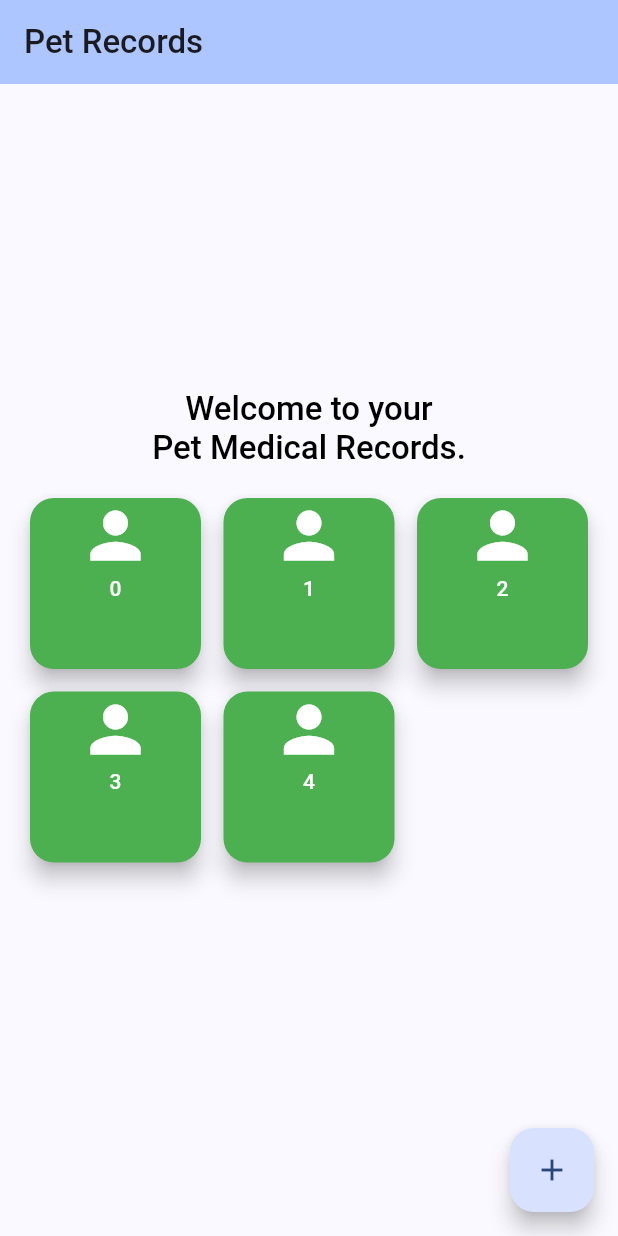
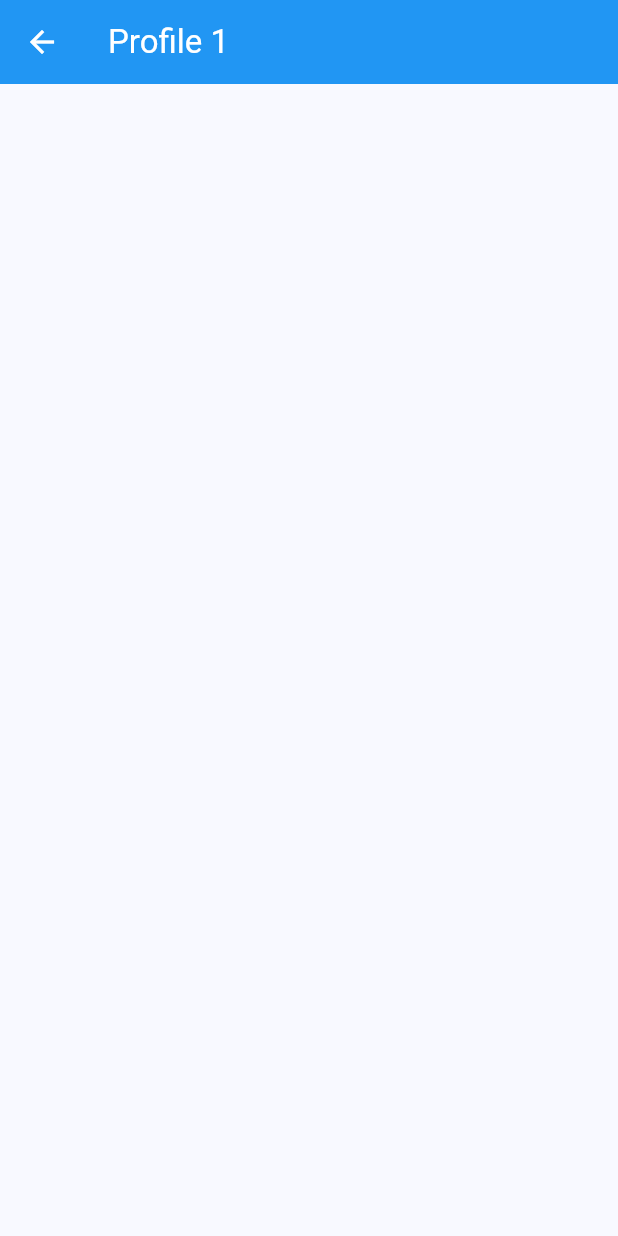
Before and after one commit to wenyngcar/mobile-pet-medical-records, a Flutter app: the screen it shows after launch, after a tap on an icon or button, on a phone screen of 412 x 824 dp. Run offline on Flutter 3.47's test engine with Material 3 defaults, Android fonts, the phone set to English and light mode, and no system bars.

Commit message:
feat: add navigation to profile

```diff
--- a/lib/main.dart
+++ b/lib/main.dart
@@ -13,7 +13,7 @@ class MyApp extends StatelessWidget {
     return MaterialApp(
       debugShowCheckedModeBanner: false,
       title: 'Flutter Demo',
-      theme: ThemeData(colorScheme: .fromSeed(seedColor: Colors.blueAccent)),
+      theme: ThemeData(colorScheme: .fromSeed(seedColor: Colors.blue)),
       home: const MyHomePage(title: 'Pet Records'),
     );
   }
@@ -41,10 +41,10 @@ class _MyHomePageState extends State<MyHomePage> {
   Widget build(BuildContext context) {
     return Scaffold(
       appBar: AppBar(
-        backgroundColor: Theme.of(context).colorScheme.inversePrimary,
+        backgroundColor: Colors.blue,
         title: Text(
           widget.title,
-          style: TextStyle(fontWeight: FontWeight.w500),
+          style: TextStyle(fontWeight: FontWeight.w500, color: Colors.white),
         ),
       ),
       body: Column(
@@ -104,15 +104,42 @@ class BoxCard extends StatefulWidget {
 class _BoxCardState extends State<BoxCard> {
   @override
   Widget build(BuildContext context) {
-    return FloatingActionButton(
-      backgroundColor: Colors.green,
-      foregroundColor: Colors.white,
-      onPressed: () {
+    return GestureDetector(
+      onTap: () {
         print("Button is pressed.");
+        Navigator.push(
+          context,
+          MaterialPageRoute<void>(
+            builder: (context) => PetProfile(temporaryIndex: widget.number),
+          ),
+        );
       },
-      child: Column(
-        children: [Icon(Icons.person, size: 50), Text(widget.number)],
+      child: Card(
+        child: Column(
+          mainAxisAlignment: MainAxisAlignment.center,
+          children: [Icon(Icons.person, size: 50), Text(widget.number)],
+        ),
       ),
     );
   }
 }
+
+class PetProfile extends StatelessWidget {
+  const PetProfile({super.key, required this.temporaryIndex});
+
+  final String temporaryIndex;
+
+  @override
+  Widget build(BuildContext context) {
+    return Scaffold(
+      appBar: AppBar(
+        iconTheme: IconThemeData(color: Colors.white),
+        backgroundColor: Colors.blue,
+        title: Text(
+          "Profile $temporaryIndex",
+          style: TextStyle(color: Colors.white),
+        ),
+      ),
+    );
+  }
+}
```
